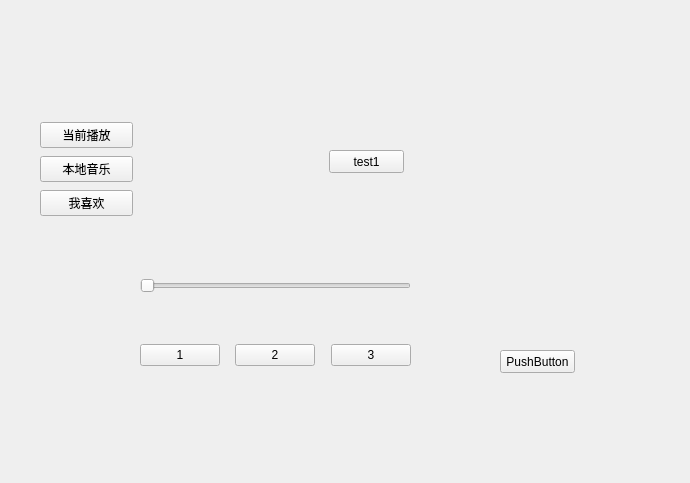
First picture: the form in qtmusic/mainwidget.ui, repository jianba/qtmusic, before the edit.
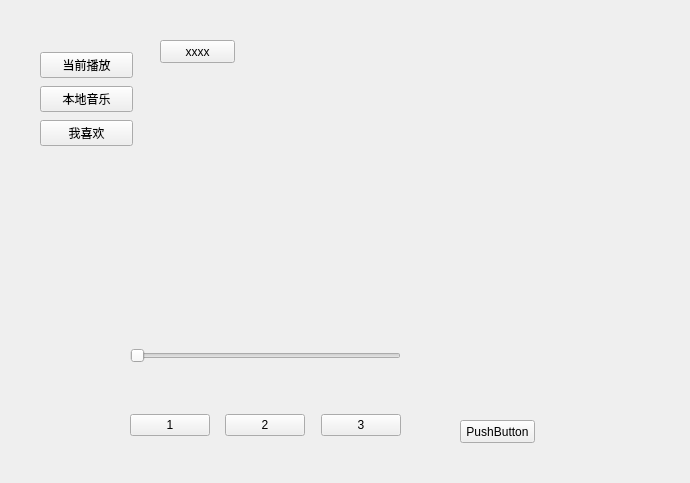
Second picture: the form after the edit. The open tabs and pages were chosen to show the change. Custom widgets are drawn as their Qt base class.

```diff
--- a/qtmusic/mainwidget.ui
+++ b/qtmusic/mainwidget.ui
@@ -16,42 +16,38 @@
   <widget class="QStackedWidget" name="stackedWidget">
    <property name="geometry">
     <rect>
-     <x>309</x>
-     <y>90</y>
-     <width>161</width>
-     <height>131</height>
+     <x>150</x>
+     <y>30</y>
+     <width>371</width>
+     <height>251</height>
     </rect>
    </property>
    <property name="currentIndex">
     <number>2</number>
    </property>
-   <widget class="QWidget" name="page">
-    <widget class="QPushButton" name="pushButton">
-     <property name="geometry">
-      <rect>
-       <x>20</x>
-       <y>60</y>
-       <width>75</width>
-       <height>23</height>
-      </rect>
-     </property>
-     <property name="text">
-      <string>test1</string>
-     </property>
-    </widget>
-   </widget>
+   <widget class="QWidget" name="page_1"/>
    <widget class="QWidget" name="page_2">
-    <widget class="QPushButton" name="pushButton_2">
+    <widget class="MusicListWidget" name="localMusicWidget" native="true">
      <property name="geometry">
       <rect>
        <x>30</x>
        <y>70</y>
+       <width>241</width>
+       <height>151</height>
+      </rect>
+     </property>
+    </widget>
+    <widget class="QPushButton" name="pushButton">
+     <property name="geometry">
+      <rect>
+       <x>10</x>
+       <y>10</y>
        <width>75</width>
        <height>23</height>
       </rect>
      </property>
      <property name="text">
-      <string>test2</string>
+      <string>xxxx</string>
      </property>
     </widget>
    </widget>
@@ -75,7 +71,7 @@
    <property name="geometry">
     <rect>
      <x>40</x>
-     <y>120</y>
+     <y>50</y>
      <width>93</width>
      <height>99</height>
     </rect>
@@ -107,8 +103,8 @@
   <widget class="QSlider" name="positionSlider">
    <property name="geometry">
     <rect>
-     <x>140</x>
-     <y>270</y>
+     <x>130</x>
+     <y>340</y>
      <width>271</width>
      <height>31</height>
     </rect>
@@ -120,8 +116,8 @@
   <widget class="QWidget" name="horizontalLayoutWidget">
    <property name="geometry">
     <rect>
-     <x>140</x>
-     <y>330</y>
+     <x>130</x>
+     <y>400</y>
      <width>271</width>
      <height>51</height>
     </rect>
@@ -179,8 +175,8 @@
   <widget class="QPushButton" name="btnAdd">
    <property name="geometry">
     <rect>
-     <x>500</x>
-     <y>350</y>
+     <x>460</x>
+     <y>420</y>
      <width>75</width>
      <height>23</height>
     </rect>
@@ -190,6 +186,14 @@
    </property>
   </widget>
  </widget>
+ <customwidgets>
+  <customwidget>
+   <class>MusicListWidget</class>
+   <extends>QWidget</extends>
+   <header>musiclistwidget.h</header>
+   <container>1</container>
+  </customwidget>
+ </customwidgets>
  <resources/>
  <connections/>
 </ui>
```
Left out of the diff: 2 changed lines with no effect on the pictures.
